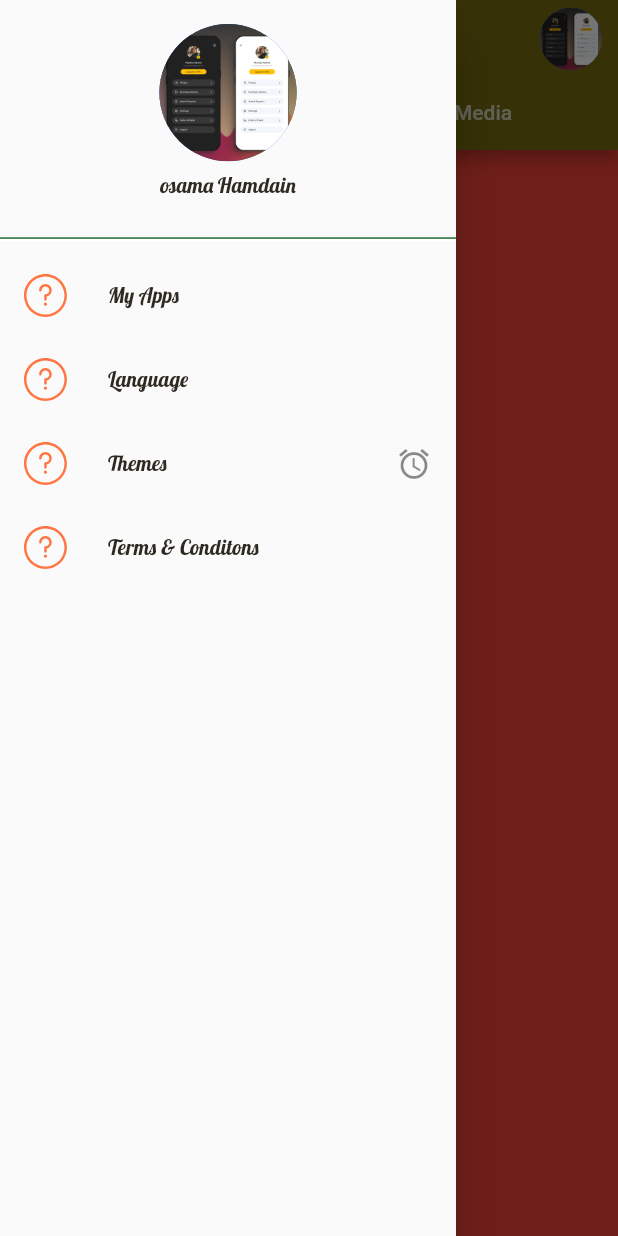
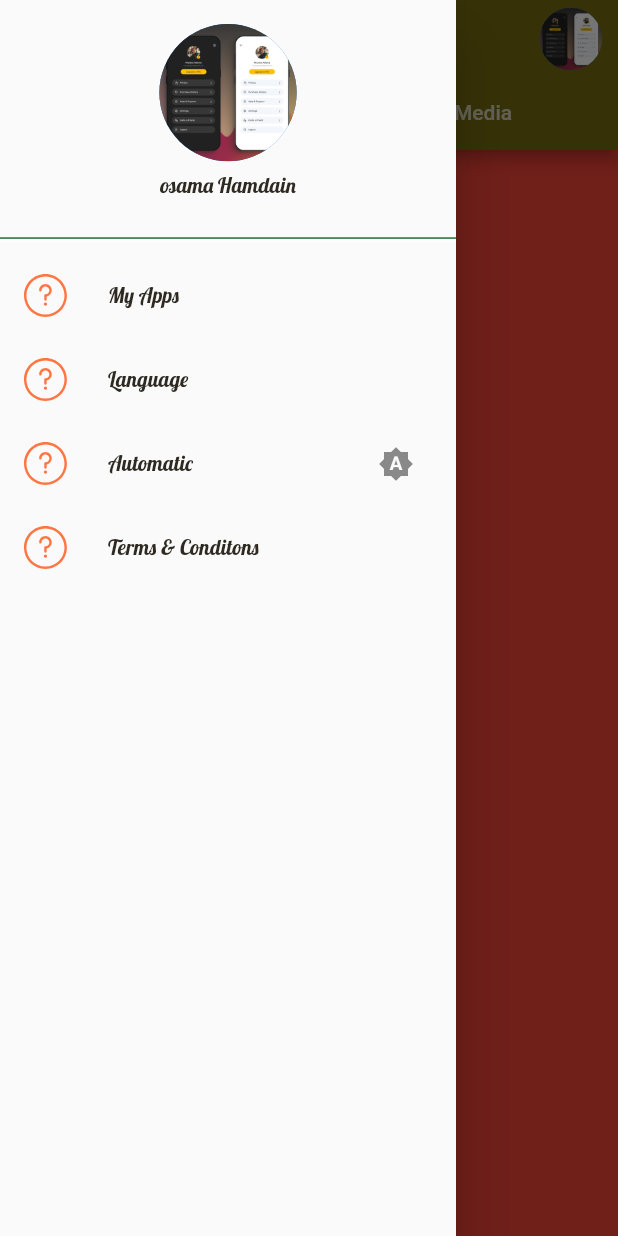
Before and after one commit to o5amaa/App_store, a Flutter app: the screen it shows after launch, with the side drawer open, on a phone screen of 412 x 824 dp. Run offline on Flutter 3.47's test engine with Material 2 defaults, Android fonts, the phone set to English and light mode, and no system bars; drawn by our look-alikes of cached_network_image; our stand-ins replace easy_dynamic_theme, easy_localization, flutter_screenutil, flutter_spinkit, flutter_svg, google_fonts and 1 more; network calls fail; statements that could not run were skipped.

Commit message:
done from drawer, theme and lang

```diff
--- a/assets/lang/en-US.json
+++ b/assets/lang/en-US.json
@@ -13,5 +13,8 @@
     "language": "Language",
     "arabic": "Arabic",
     "english": "english",
-    "cancel": "Cancel"
+    "cancel": "Cancel",
+    "auto": "Automatic",
+    "light": "Light",
+    "dark": "Dark"
 }
--- a/lib/Packages/Screens/Home/Components/Drawer/Components/custom-flag.dart
+++ b/lib/Packages/Screens/Home/Components/Drawer/Components/custom-flag.dart
@@ -23,7 +23,7 @@ class FlagDrawer extends StatelessWidget {
       },
       child: Container(
         width: 100.w,
-        height: 110.h,
+        height: 134.h,
         child: Column(
           children: [
             // * Flag ..
--- a/lib/Packages/Screens/Home/Components/Drawer/Components/custom-til.dart
+++ b/lib/Packages/Screens/Home/Components/Drawer/Components/custom-til.dart
@@ -7,7 +7,7 @@ class ListTileDrawer extends StatelessWidget {
   const ListTileDrawer({
     required String icon,
     required String title,
-    Icon? iconTrailing,
+    Widget? iconTrailing,
     required Function() onPress,
   })  : _icon = icon,
         _iconTrailing = iconTrailing,
@@ -15,7 +15,7 @@ class ListTileDrawer extends StatelessWidget {
         _onPress = onPress;
 
   final String _icon, _title;
-  final Icon? _iconTrailing;
+  final Widget? _iconTrailing;
   final Function() _onPress;
 
   @override
--- a/lib/Packages/Screens/Home/Components/Drawer/list-drawer.dart
+++ b/lib/Packages/Screens/Home/Components/Drawer/list-drawer.dart
@@ -1,3 +1,4 @@
+import 'package:easy_dynamic_theme/easy_dynamic_theme.dart';
 import 'package:easy_localization/easy_localization.dart';
 import 'package:flutter/material.dart';
 import 'package:fprovid_app/Helpers/Language/generated/key-lang.dart';
@@ -7,15 +8,21 @@ import 'package:fprovid_app/Packages/Screens/Home/Components/Drawer/alert-dialog
 import 'package:fprovid_app/Packages/Screens/Home/Components/Drawer/Components/custom-til.dart';
 import 'package:fprovid_app/Packages/Screens/Home/Components/Drawer/header-drawer.dart';
 import 'package:fprovid_app/Packages/Widgets/inner-page/inner-page.dart';
+import 'package:fprovid_app/services/state-theme.dart';
 
-class ListDrawer extends StatelessWidget {
+class ListDrawer extends StatefulWidget {
   const ListDrawer({Key? key}) : super(key: key);
 
   @override
+  _ListDrawerState createState() => _ListDrawerState();
+}
+
+class _ListDrawerState extends State<ListDrawer> {
+  String _themeText = KeyLang.auto;
+  @override
   Widget build(BuildContext context) {
-    // ignore: unused_local_variable
-    double _sw = MediaQuery.of(context).size.width;
-
+    // double _sw = MediaQuery.of(context).size.width;
+    _themeText = StateTheme.checkStateTheme(context);
     return
         // SafeArea(
         // child:
@@ -50,8 +57,9 @@ class ListDrawer extends StatelessWidget {
               // *  *** Theme
               ListTileDrawer(
                 icon: PathIcons.theme,
-                title: KeyLang.themes,
-                iconTrailing: Icon(Icons.access_alarm),
+                // ? in list on drawer ..
+                title: _themeText,
+                iconTrailing: EasyDynamicThemeBtn(),
                 onPress: () {},
               ),
               // * *** Terms
--- a/lib/Packages/Widgets/inner-page/inner-page.dart
+++ b/lib/Packages/Widgets/inner-page/inner-page.dart
@@ -1,4 +1,5 @@
 import 'package:flutter/material.dart';
+import 'package:fprovid_app/Helpers/Theme/app_colors.dart';
 import 'package:fprovid_app/Packages/Widgets/Web/web-view.dart';
 
 class InnerPage extends StatelessWidget {
@@ -16,7 +17,10 @@ class InnerPage extends StatelessWidget {
         centerTitle: true,
         title: Text(
           _title,
-          style: Theme.of(context).textTheme.headline5,
+          style: Theme.of(context)
+              .textTheme
+              .headline5
+              ?.copyWith(color: AppColors.myWhite),
         ),
       ),
       // * *** Body
--- a/lib/main.dart
+++ b/lib/main.dart
@@ -1,3 +1,4 @@
+import 'package:easy_dynamic_theme/easy_dynamic_theme.dart';
 import 'package:easy_localization/easy_localization.dart';
 import 'package:flutter/material.dart';
 import 'package:flutter_screenutil/flutter_screenutil.dart';
@@ -13,8 +14,10 @@ void main() async {
   WidgetsFlutterBinding.ensureInitialized(); //? Acces to Engine
   await EasyLocalization.ensureInitialized(); //* Acces to Engine [Lang-Wifi]
   runApp(
-    // ? Laguage
-    EasyLocalization(
+    // ? chang theme
+    EasyDynamicThemeWidget(
+      // ? Laguage translit
+      child: EasyLocalization(
         supportedLocales: [
           ConfigLanguage.AR_LOCALE,
           ConfigLanguage.EN_LOCALE,
@@ -22,6 +25,7 @@ void main() async {
         path: ConfigLanguage.LANG_PATH,
         fallbackLocale: ConfigLanguage.EN_LOCALE,
         child: MyApp(),
+      ),
     ),
   );
 }
@@ -44,6 +48,8 @@ class MyApp extends StatelessWidget {
             // ? Themes
             theme: CustomTheme.lightTheme,
             darkTheme: CustomTheme.darkTheme,
+            // ! chang the them
+            themeMode: EasyDynamicTheme.of(context).themeMode,
             // ? Laguage
             localizationsDelegates: context.localizationDelegates,
             supportedLocales: context.supportedLocales,
--- /dev/null
+++ b/lib/services/state-theme.dart
@@ -0,0 +1,21 @@
+import 'package:easy_dynamic_theme/easy_dynamic_theme.dart';
+import 'package:flutter/material.dart';
+import 'package:fprovid_app/Helpers/Language/generated/key-lang.dart';
+
+class StateTheme {
+  static String checkStateTheme(BuildContext context) {
+    ThemeMode themeMode =
+        EasyDynamicTheme.of(context).themeMode ?? ThemeMode.light;
+
+    switch (themeMode.index) {
+      case 0:
+        return KeyLang.auto;
+      case 1:
+        return KeyLang.light;
+      case 2:
+        return KeyLang.dark;
+      default:
+        return KeyLang.auto;
+    }
+  }
+}
--- a/pubspec.yaml
+++ b/pubspec.yaml
@@ -23,6 +23,7 @@ environment:
 dependencies:
   cached_network_image: ^3.1.0
   cupertino_icons: ^1.0.2
+  easy_dynamic_theme: ^2.2.0
   easy_localization: ^3.0.0
   flutter:
     sdk: flutter
```
Also changed, not shown: assets/lang/ar-EG.json (+5 -2 lines), lib/Helpers/Language/generated/key-lang.dart, pubspec.lock. Lines whose indentation alone changed are shown as unchanged.
